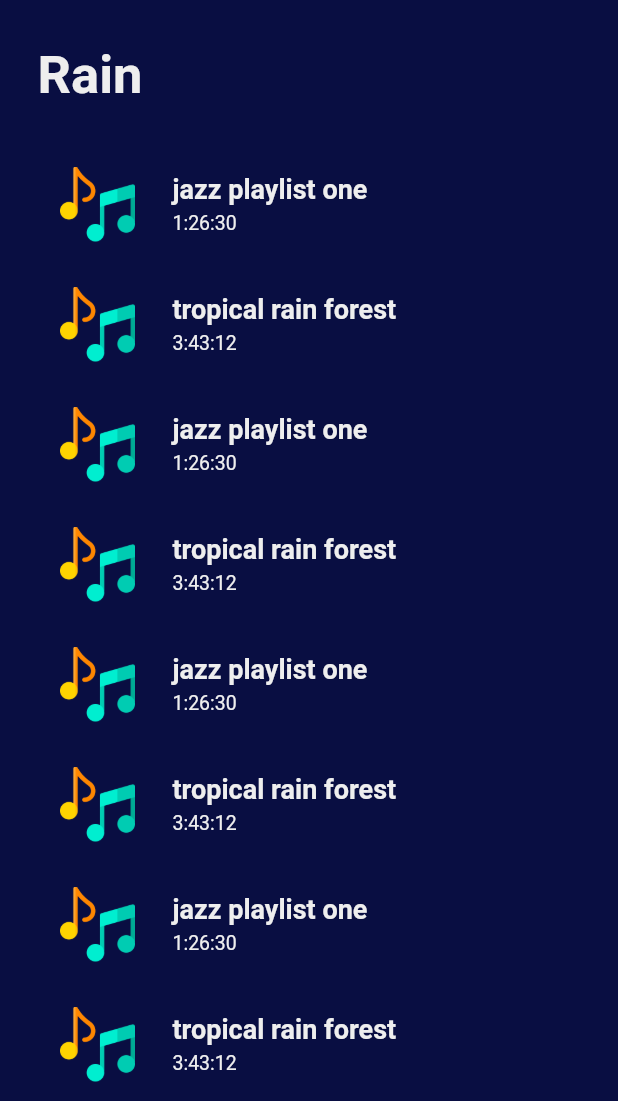
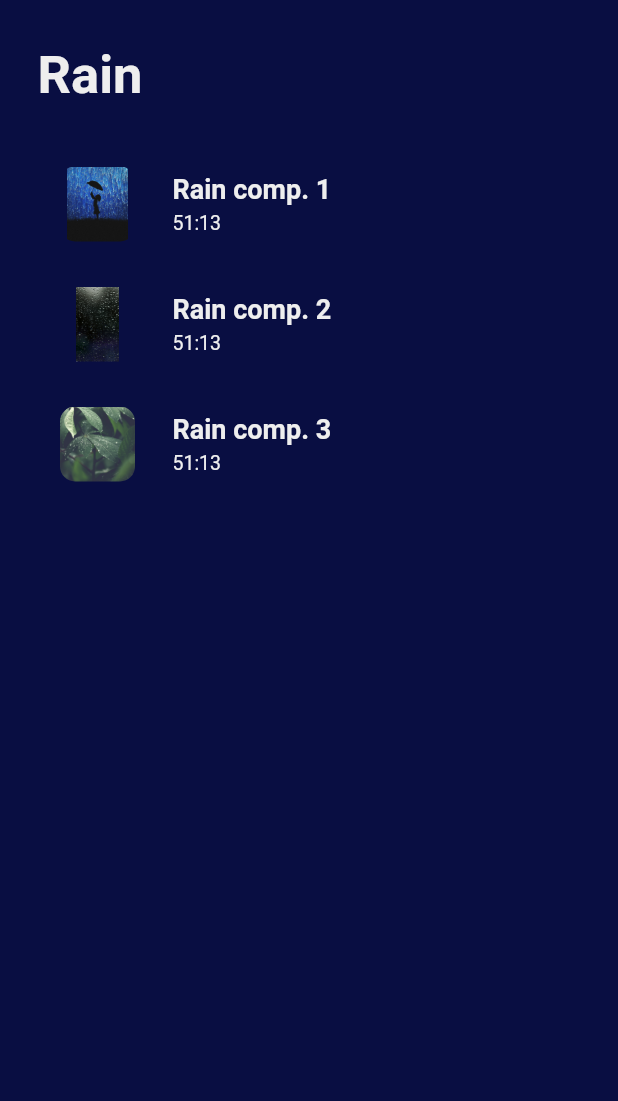
Before and after one commit to Timo372688/music-player, a Flutter app: the screen it shows after launch, after a tap on "Rain", on a phone screen of 412 x 824 dp, the part 135-1236 px from its top. Run offline on Flutter 3.47's test engine with Material 2 defaults, Android fonts, the phone set to English and light mode, and no system bars.

Commit message:
The collection-constructor now accepts songs.

```diff
--- a/lib/collection.dart
+++ b/lib/collection.dart
@@ -7,8 +7,9 @@ var lightBlueColor = Color(0xFF00CCFF);
 class CollectionScreen extends StatelessWidget {
   final title;
   final image;
+  final List<Widget> l;
 
-  CollectionScreen(this.title, this.image);
+  CollectionScreen(this.title, this.image, this.l);
   @override
   Widget build(BuildContext context) {
     return Scaffold(
@@ -48,18 +49,7 @@ class CollectionScreen extends StatelessWidget {
           Padding(
             padding: const EdgeInsets.fromLTRB(25.0, 15.0, 0.0, 0.0),
             child: Column(
-              children: <Widget>[
-                MySong('jazz playlist one', 'assets/music.png', '1:26:30'),
-                MySong('tropical rain forest', 'assets/music.png', '3:43:12'),
-                MySong('jazz playlist one', 'assets/music.png', '1:26:30'),
-                MySong('tropical rain forest', 'assets/music.png', '3:43:12'),
-                MySong('jazz playlist one', 'assets/music.png', '1:26:30'),
-                MySong('tropical rain forest', 'assets/music.png', '3:43:12'),
-                MySong('jazz playlist one', 'assets/music.png', '1:26:30'),
-                MySong('tropical rain forest', 'assets/music.png', '3:43:12'),
-                MySong('jazz playlist one', 'assets/music.png', '1:26:30'),
-                MySong('tropical rain forest', 'assets/music.png', '3:43:12'),
-              ],
+              children: l,
             ),
           )
         ],
--- a/lib/main.dart
+++ b/lib/main.dart
@@ -53,12 +53,12 @@ class MyHomePage extends StatelessWidget {
             children: <Widget>[
               Padding(
                 padding: const EdgeInsets.fromLTRB(20.0, 30.0, 5.0, 0.0),
-                child: MyCollection('Rain', 'assets/rain-drops.jpg'),
+                child: MyCollection('Rain', 'assets/rain-drops.jpg', [MySong('Rain comp. 1', 'assets/songs/rain/rain1-small.jpg', 'assets/songs/rain/rain1-large.jpg', '51:13'), MySong('Rain comp. 2', 'assets/songs/rain/rain2-small.jpg', 'assets/songs/rain/rain2-large.jpg', '51:13'), MySong('Rain comp. 3', 'assets/songs/rain/rain3-small.jpg', 'assets/songs/rain/rain3-large.jpg', '51:13')]),
               ),
 
               Padding(
                 padding: const EdgeInsets.fromLTRB(10.0, 30.0, 5.0, 0.0),
-                child: MyCollection('Jazz', 'assets/coffee.jpg'),
+                child: MyCollection('Jazz', 'assets/coffee.jpg', [MySong('New York Jazz', 'assets/songs/jazz/new-york-jazz-small.jpg', 'assets/songs/jazz/new-york-jazz.jpg', '49:50'), MySong('Funky Jazz', 'assets/songs/jazz/funky-jazz-small.jpg', 'assets/songs/jazz/funky-jazz.jpg', '2:28'), MySong('Home Town', 'assets/songs/jazz/hometown-small.jpg', 'assets/songs/jazz/hometown.jpg', '5:26')]),
               ),
             ],
           ),
@@ -67,12 +67,12 @@ class MyHomePage extends StatelessWidget {
             children: <Widget>[
               Padding(
                 padding: const EdgeInsets.fromLTRB(20.0, 20.0, 5.0, 0.0),
-                child: MyCollection('blaa', 'assets/tulip.jpg'),
+                child: MyCollection('Games & Movies', 'assets/tulip.jpg', [MySong('Ori and the Whisps', 'assets/songs/movies/ori-small.jpg', 'assets/songs/movies/ori.jpg', '51:13'), MySong('Ori and the Whisps', 'assets/songs/movies/ori-small.jpg', 'assets/songs/movies/ori.jpg', '51:13')]),
               ),
 
               Padding(
                 padding: const EdgeInsets.fromLTRB(10.0, 20.0, 5.0, 0.0),
-                child: MyCollection('Wave sounds', 'assets/waves.jpg'),
+                child: MyCollection('Waves', 'assets/waves.jpg', [MySong('Ori and the Whisps', 'assets/songs/movies/ori-small.jpg', 'assets/songs/movies/ori.jpg', '51:13'), MySong('Ori and the Whisps', 'assets/songs/movies/ori-small.jpg', 'assets/songs/movies/ori.jpg', '51:13')]),
               ),
             ],
           ),
@@ -105,7 +105,9 @@ class MyHomePage extends StatelessWidget {
 class MyCollection extends StatelessWidget {
   final title;
   final image;
-  MyCollection(this.title, this.image);
+  final List<Widget> l;
+
+  MyCollection(this.title, this.image, this.l);
 
   @override
   Widget build(BuildContext context) {
@@ -114,7 +116,7 @@ class MyCollection extends StatelessWidget {
         Navigator.push(
           context,
           MaterialPageRoute(
-            builder: (context) => CollectionScreen(title, image)
+            builder: (context) => CollectionScreen(title, image, l)
           )
         );
       },
```
